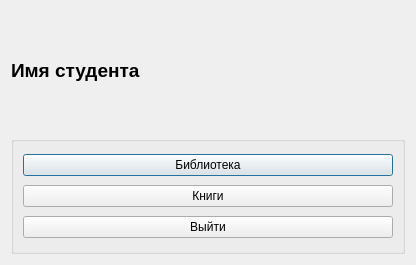
sudovag3/mstu-work-qt, file studentform.ui: the form before one commit.
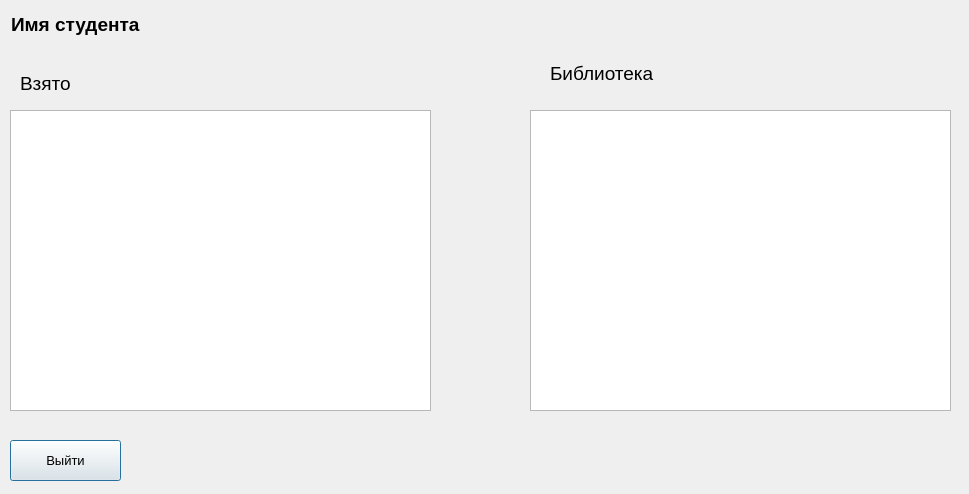
The form after the commit.

What changed in the file:
```diff
--- a/studentform.ui
+++ b/studentform.ui
@@ -6,52 +6,90 @@
    <rect>
     <x>0</x>
     <y>0</y>
-    <width>416</width>
-    <height>265</height>
+    <width>969</width>
+    <height>494</height>
    </rect>
   </property>
   <property name="windowTitle">
    <string>Студент</string>
   </property>
-  <layout class="QVBoxLayout" name="verticalLayout_2">
-   <item>
-    <widget class="QLabel" name="label">
-     <property name="text">
-      <string>&lt;html&gt;&lt;head/&gt;&lt;body&gt;&lt;p&gt;&lt;span style=&quot; font-size:14pt; font-weight:700;&quot;&gt;Имя студента&lt;/span&gt;&lt;/p&gt;&lt;/body&gt;&lt;/html&gt;</string>
-     </property>
-    </widget>
-   </item>
-   <item>
-    <widget class="QGroupBox" name="groupBox">
-     <property name="title">
-      <string/>
-     </property>
-     <layout class="QVBoxLayout" name="verticalLayout">
-      <item>
-       <widget class="QPushButton" name="ButtonLibrarian">
-        <property name="text">
-         <string>Библиотека</string>
-        </property>
-       </widget>
-      </item>
-      <item>
-       <widget class="QPushButton" name="ButtonBooks">
-        <property name="text">
-         <string>Книги</string>
-        </property>
-       </widget>
-      </item>
-      <item>
-       <widget class="QPushButton" name="Vihod">
-        <property name="text">
-         <string>Выйти</string>
-        </property>
-       </widget>
-      </item>
-     </layout>
-    </widget>
-   </item>
-  </layout>
+  <widget class="QLabel" name="label">
+   <property name="geometry">
+    <rect>
+     <x>11</x>
+     <y>11</y>
+     <width>401</width>
+     <height>28</height>
+    </rect>
+   </property>
+   <property name="text">
+    <string>&lt;html&gt;&lt;head/&gt;&lt;body&gt;&lt;p&gt;&lt;span style=&quot; font-size:14pt; font-weight:700;&quot;&gt;Имя студента&lt;/span&gt;&lt;/p&gt;&lt;/body&gt;&lt;/html&gt;</string>
+   </property>
+  </widget>
+  <widget class="QPushButton" name="Vihod">
+   <property name="geometry">
+    <rect>
+     <x>10</x>
+     <y>440</y>
+     <width>111</width>
+     <height>41</height>
+    </rect>
+   </property>
+   <property name="font">
+    <font>
+     <pointsize>10</pointsize>
+    </font>
+   </property>
+   <property name="text">
+    <string>Выйти</string>
+   </property>
+  </widget>
+  <widget class="QListWidget" name="BibllistWidget">
+   <property name="geometry">
+    <rect>
+     <x>530</x>
+     <y>110</y>
+     <width>421</width>
+     <height>301</height>
+    </rect>
+   </property>
+  </widget>
+  <widget class="QListWidget" name="BooklistWidget">
+   <property name="geometry">
+    <rect>
+     <x>10</x>
+     <y>110</y>
+     <width>421</width>
+     <height>301</height>
+    </rect>
+   </property>
+  </widget>
+  <widget class="QLabel" name="label_2">
+   <property name="geometry">
+    <rect>
+     <x>20</x>
+     <y>70</y>
+     <width>401</width>
+     <height>28</height>
+    </rect>
+   </property>
+   <property name="text">
+    <string>&lt;html&gt;&lt;head/&gt;&lt;body&gt;&lt;p&gt;&lt;span style=&quot; font-size:14pt;&quot;&gt;Взято&lt;/span&gt;&lt;/p&gt;&lt;/body&gt;&lt;/html&gt;</string>
+   </property>
+  </widget>
+  <widget class="QLabel" name="label_3">
+   <property name="geometry">
+    <rect>
+     <x>550</x>
+     <y>60</y>
+     <width>141</width>
+     <height>28</height>
+    </rect>
+   </property>
+   <property name="text">
+    <string>&lt;html&gt;&lt;head/&gt;&lt;body&gt;&lt;p&gt;&lt;span style=&quot; font-size:14pt;&quot;&gt;Библиотека&lt;/span&gt;&lt;/p&gt;&lt;/body&gt;&lt;/html&gt;</string>
+   </property>
+  </widget>
  </widget>
  <resources/>
  <connections/>
```
